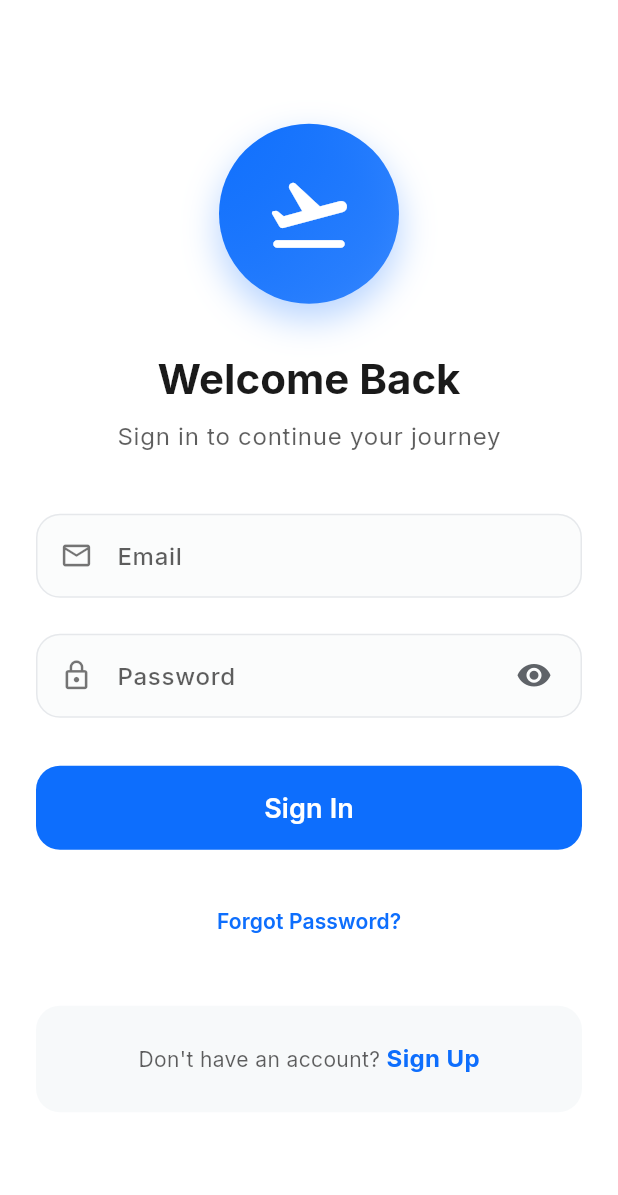
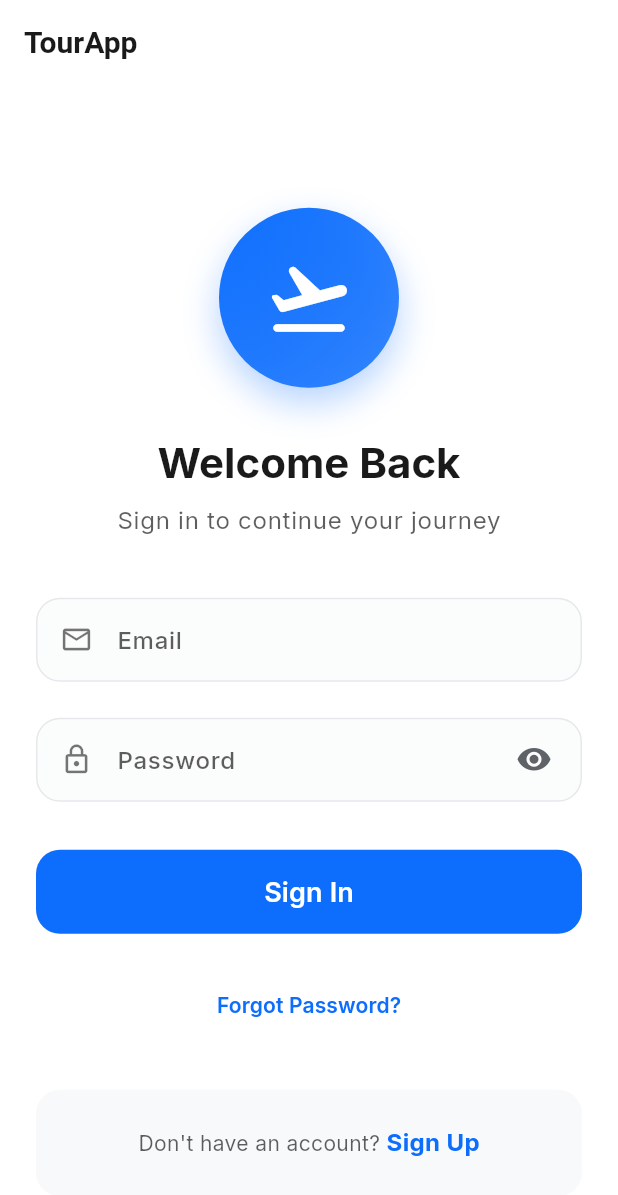
Before and after one commit to aidrizi23/tour_flutter_main, a Flutter app: the screen it shows after launch, on a phone screen of 412 x 824 dp. Shown: the top 1195 px of the screen. Run offline on Flutter 3.47's test engine with Material 3 defaults, Android fonts, the phone set to English and light mode, and no system bars; our stand-ins replace google_fonts, shared_preferences; missing offline and left inert: flutter_stripe; accounts and stored records are empty.

Commit message:
Add global AppLayout wrapper

```diff
--- a/lib/main.dart
+++ b/lib/main.dart
@@ -14,6 +14,7 @@ import 'screens/recommendation/recommendation_screen.dart';
 import 'services/auth_service.dart';
 import 'services/stripe_service.dart';
 import 'widgets/resizable_navigation_rail.dart';
+import 'widgets/app_layout.dart';
 
 void main() async {
   WidgetsFlutterBinding.ensureInitialized();
@@ -38,6 +39,7 @@ class MyApp extends StatelessWidget {
       theme: _buildLightTheme(),
       darkTheme: _buildDarkTheme(),
       themeMode: ThemeMode.system,
+      builder: (context, child) => AppLayout(child: child ?? const SizedBox()),
       home: const AuthWrapper(),
       routes: {
         '/login': (context) => const LoginScreen(),
@@ -473,8 +475,7 @@ class _HomeScreenState extends State<HomeScreen> {
     ];
 
     return Scaffold(
-      body:
-          isDesktop
+      body: isDesktop
           ? Row(
               children: [
                 ResizableNavigationRail(
@@ -486,12 +487,9 @@ class _HomeScreenState extends State<HomeScreen> {
                     }
                   },
                   backgroundColor: colorScheme.surface,
-                    selectedIconTheme: IconThemeData(
-                      color: colorScheme.primary,
-                    ),
+                  selectedIconTheme: IconThemeData(color: colorScheme.primary),
                   indicatorColor: colorScheme.primary.withOpacity(0.1),
-                    destinations:
-                        navigationDestinations
+                  destinations: navigationDestinations
                       .map(
                         (e) => NavigationRailDestination(
                           icon: e.icon,
@@ -503,16 +501,12 @@ class _HomeScreenState extends State<HomeScreen> {
                 ),
                 const VerticalDivider(width: 1),
                 Expanded(
-                    child: IndexedStack(
-                      index: _currentIndex,
-                      children: screens,
-                    ),
+                  child: IndexedStack(index: _currentIndex, children: screens),
                 ),
               ],
             )
           : IndexedStack(index: _currentIndex, children: screens),
-      bottomNavigationBar:
-          isDesktop
+      bottomNavigationBar: isDesktop
           ? null
           : Container(
               decoration: BoxDecoration(
--- /dev/null
+++ b/lib/widgets/app_layout.dart
@@ -0,0 +1,24 @@
+import 'package:flutter/material.dart';
+
+/// A basic layout that wraps every screen with a standard [Scaffold].
+/// If the child already provides its own [Scaffold], it will be returned
+/// directly so that existing pages are unaffected.
+class AppLayout extends StatelessWidget {
+  final Widget child;
+  final PreferredSizeWidget? appBar;
+
+  const AppLayout({Key? key, required this.child, this.appBar})
+    : super(key: key);
+
+  @override
+  Widget build(BuildContext context) {
+    if (child is Scaffold) {
+      return child;
+    }
+
+    return Scaffold(
+      appBar: appBar ?? AppBar(title: const Text('TourApp')),
+      body: child,
+    );
+  }
+}
```
Lines whose indentation alone changed are shown as unchanged.
